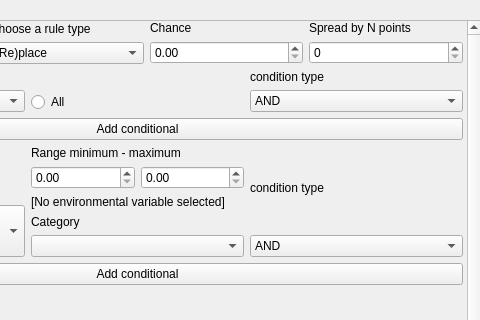
First picture: the form in MSA_QGIS_dialog_popup_add_rule.ui, repository ThyavdBerg/MSA-Q, before the edit; both pictures show x 189 to 669 and y 0 to 320 of the 669 by 632 pixel window.
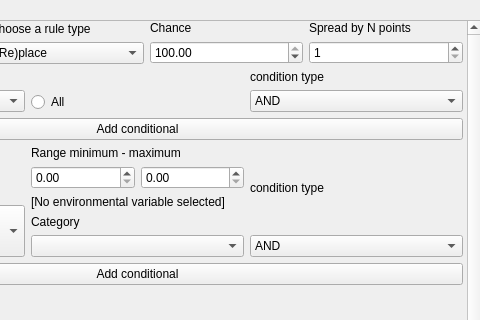
Second picture: the form after the edit.

Commit message: Rules are now written into a dictionary

Patch:
```diff
--- a/MSA_QGIS_dialog_popup_add_rule.ui
+++ b/MSA_QGIS_dialog_popup_add_rule.ui
@@ -49,7 +49,7 @@
      <rect>
       <x>0</x>
       <y>0</y>
-      <width>648</width>
+      <width>652</width>
       <height>529</height>
      </rect>
     </property>
@@ -124,10 +124,19 @@
            </widget>
           </item>
           <item>
-           <widget class="QDoubleSpinBox" name="doubleSpinBox_chance">
+           <widget class="QDoubleSpinBox" name="doubleSpin_chance">
+            <property name="minimum">
+             <double>0.500000000000000</double>
+            </property>
             <property name="maximum">
              <double>100.000000000000000</double>
             </property>
+            <property name="singleStep">
+             <double>0.500000000000000</double>
+            </property>
+            <property name="value">
+             <double>100.000000000000000</double>
+            </property>
            </widget>
           </item>
          </layout>
@@ -142,7 +151,11 @@
            </widget>
           </item>
           <item>
-           <widget class="QSpinBox" name="spinBox_nOfPoints"/>
+           <widget class="QSpinBox" name="spinBox_nOfPoints">
+            <property name="minimum">
+             <number>1</number>
+            </property>
+           </widget>
           </item>
          </layout>
         </item>
```
The commit also changes 3 other files.
